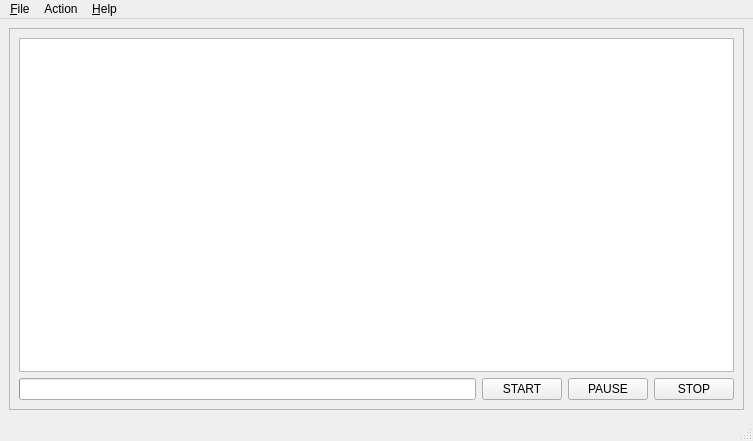
Above: tester/mainwindow.ui from ighor13/HTTPCodeTester before the change. Below: the same form after it.
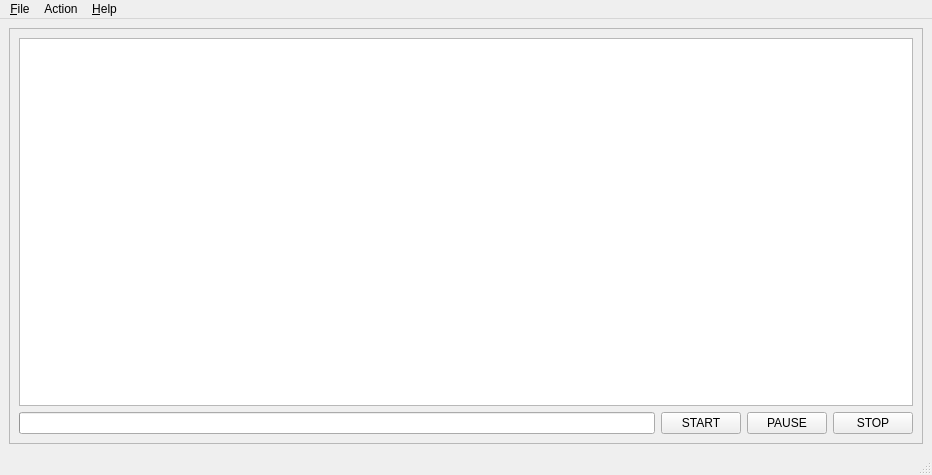
That is the form after the change. Icons and pictures are not drawn.

The edit to the form file:
```diff
--- a/tester/mainwindow.ui
+++ b/tester/mainwindow.ui
@@ -6,8 +6,8 @@
    <rect>
     <x>0</x>
     <y>0</y>
-    <width>753</width>
-    <height>441</height>
+    <width>932</width>
+    <height>475</height>
    </rect>
   </property>
   <property name="cursor">
@@ -103,7 +103,7 @@
     <rect>
      <x>0</x>
      <y>0</y>
-     <width>753</width>
+     <width>932</width>
      <height>21</height>
     </rect>
    </property>
```
